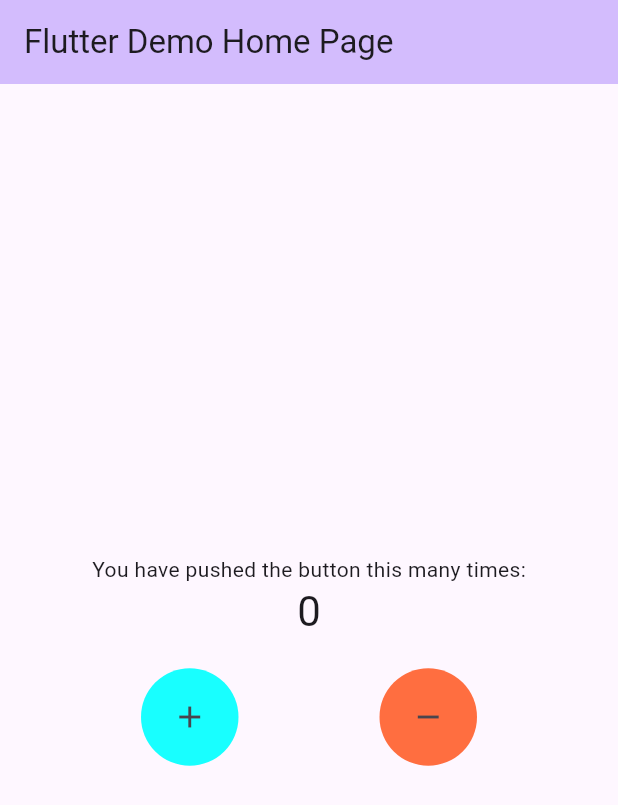
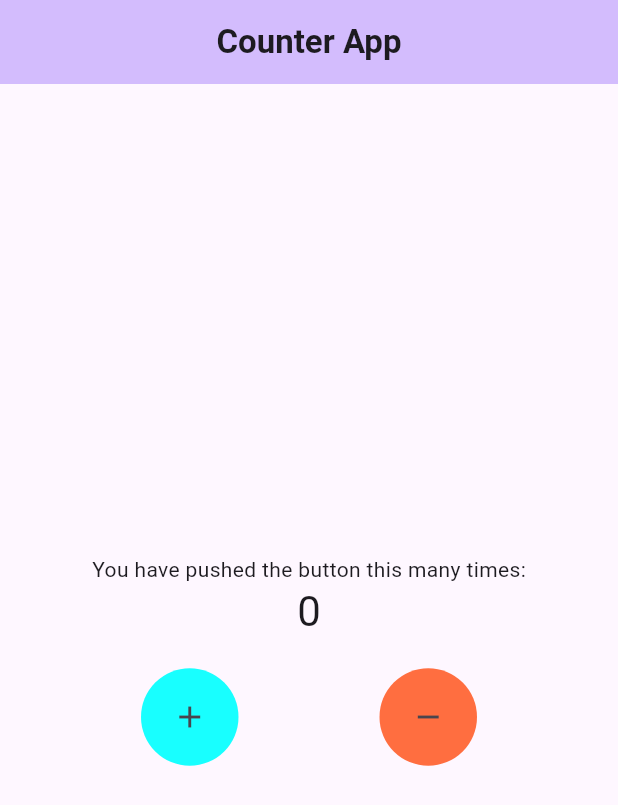
Before and after one commit to ibuu31/counter_provider, a Flutter app: the screen it shows after launch, on a phone screen of 412 x 824 dp. Shown: the top 805 px of the screen. Run offline on Flutter 3.47's test engine with Material 2 defaults, Android fonts, the phone set to English and light mode, and no system bars.

Commit message:
Some changes in the comments and appbar of the app.

```diff
--- a/lib/main.dart
+++ b/lib/main.dart
@@ -10,24 +10,22 @@ class MyApp extends StatelessWidget {
 
   @override
   Widget build(BuildContext context) {
+    //we're wrapping the MaterialApp with Provider and because we've used ChangeNotifier in one class so we need to use ChangeNotifierProvider.
     return ChangeNotifierProvider<Counter>(
       create: (context) => Counter(),
       child: MaterialApp(
-        title: 'Flutter Demo',
         theme: ThemeData(
           colorScheme: ColorScheme.fromSeed(seedColor: Colors.deepPurple),
           useMaterial3: true,
         ),
-        home: const MyHomePage(title: 'Flutter Demo Home Page'),
+        home: const MyHomePage(),
       ),
     );
   }
 }
 
 class MyHomePage extends StatefulWidget {
-  const MyHomePage({super.key, required this.title});
-
-  final String title;
+  const MyHomePage({super.key});
 
   @override
   State<MyHomePage> createState() => _MyHomePageState();
@@ -38,10 +36,14 @@ class _MyHomePageState extends State<MyHomePage> {
   Widget build(BuildContext context) {
     return Scaffold(
       appBar: AppBar(
+        centerTitle: true,
         backgroundColor: Theme.of(context).colorScheme.inversePrimary,
-        title: Text(widget.title),
+        title: const Text(
+          'Counter App',
+          style: TextStyle(fontWeight: FontWeight.bold),
+        ),
       ),
-      // Consumer
+      // The Consumer widget has a builder function to build the necessary widgets again when there's a change in the object.
       body: Consumer<Counter>(
         builder: (BuildContext context, Counter counter, Widget? child) {
           return Center(
@@ -112,6 +114,7 @@ class PlusOrMinusButton extends StatelessWidget {
   }
 }
 
+// to use the method- notifyListeners() we need to extend the class with ChangeNotifier in which it is being used. notifyListener will be called when we change something in the class, and ChangeNotifier helps the class to Listenable the events that are being changed.
 class Counter extends ChangeNotifier {
   int _counter = 0;
 
```
